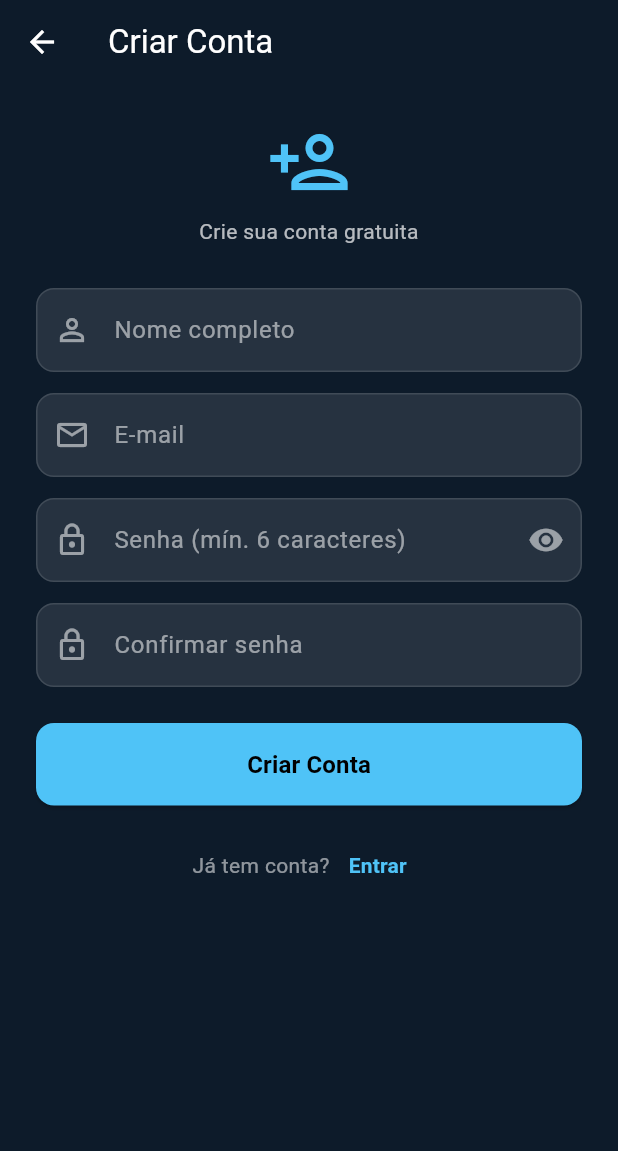
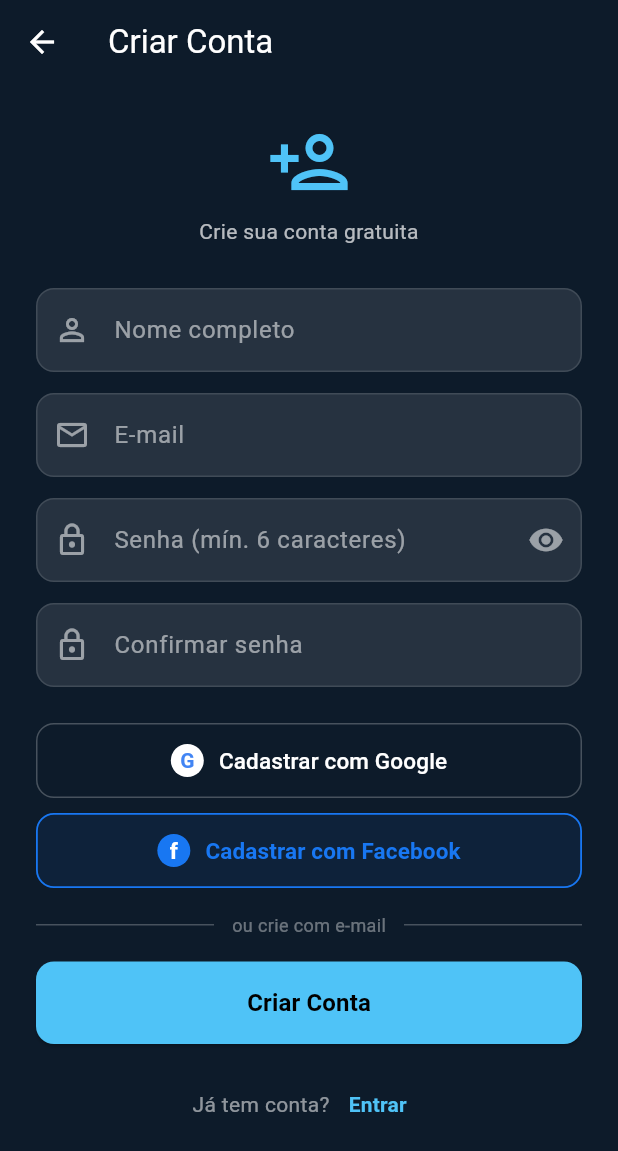
Before and after one commit to alcidesferreiracosta-web/ia-financeiro, a Flutter app: the screen it shows after launch, after a tap on "Criar agora", on a phone screen of 412 x 824 dp. Shown: the top 1151 px of the screen. Run offline on Flutter 3.47's test engine with Material 3 defaults, Android fonts, the phone set to English and light mode, and no system bars; our stand-ins replace cloud_firestore, firebase_auth, firebase_core, google_sign_in; missing offline and left inert: flutter_facebook_auth; accounts and stored records are empty.

Commit message:
feat: adiciona cadastro/login com Google e Facebook nas duas telas
- Cria social_auth.dart com lógica compartilhada
- Adiciona botões Google e Facebook em criar_conta_page
- Corrige login com Facebook (antes abria site, agora usa SDK real)
- Configura AndroidManifest e strings.xml para flutter_facebook_auth

Co-Authored-By: Claude Sonnet 4.6 <noreply@anthropic.com>

```diff
--- a/lib/pages/criar_conta_page.dart
+++ b/lib/pages/criar_conta_page.dart
@@ -1,6 +1,7 @@
 import 'package:flutter/material.dart';
 import 'package:firebase_auth/firebase_auth.dart';
 import 'package:cloud_firestore/cloud_firestore.dart';
+import 'social_auth.dart';
 
 class CriarContaPage extends StatefulWidget {
   const CriarContaPage({super.key});
@@ -16,6 +17,30 @@ class _CriarContaPageState extends State<CriarContaPage> {
   bool _loading = false;
   bool _senhaVisivel = false;
   String? _erro;
+
+  Future<void> _cadastrarGoogle() async {
+    setState(() { _loading = true; _erro = null; });
+    try {
+      final result = await SocialAuth.loginGoogle();
+      if (result == null && mounted) setState(() => _loading = false);
+    } catch (e) {
+      setState(() => _erro = 'Erro ao cadastrar com Google.');
+    } finally {
+      if (mounted) setState(() => _loading = false);
+    }
+  }
+
+  Future<void> _cadastrarFacebook() async {
+    setState(() { _loading = true; _erro = null; });
+    try {
+      final result = await SocialAuth.loginFacebook();
+      if (result == null && mounted) setState(() => _loading = false);
+    } catch (e) {
+      setState(() => _erro = 'Erro ao cadastrar com Facebook.');
+    } finally {
+      if (mounted) setState(() => _loading = false);
+    }
+  }
 
   String _traduzirErro(String code) {
     switch (code) {
@@ -140,6 +165,67 @@ class _CriarContaPageState extends State<CriarContaPage> {
               ],
 
               const SizedBox(height: 24),
+
+              // Botão Google
+              OutlinedButton(
+                onPressed: _loading ? null : _cadastrarGoogle,
+                style: OutlinedButton.styleFrom(
+                  side: const BorderSide(color: Colors.white24),
+                  padding: const EdgeInsets.symmetric(vertical: 14),
+                  shape: RoundedRectangleBorder(borderRadius: BorderRadius.circular(12)),
+                ),
+                child: Row(mainAxisAlignment: MainAxisAlignment.center, children: [
+                  Container(
+                    width: 22, height: 22,
+                    decoration: const BoxDecoration(color: Colors.white, shape: BoxShape.circle),
+                    child: const Center(
+                      child: Text('G', style: TextStyle(
+                          color: Color(0xFF4285F4), fontWeight: FontWeight.bold, fontSize: 14)),
+                    ),
+                  ),
+                  const SizedBox(width: 10),
+                  const Text('Cadastrar com Google',
+                      style: TextStyle(color: Colors.white, fontSize: 15)),
+                ]),
+              ),
+              const SizedBox(height: 10),
+
+              // Botão Facebook
+              OutlinedButton(
+                onPressed: _loading ? null : _cadastrarFacebook,
+                style: OutlinedButton.styleFrom(
+                  side: const BorderSide(color: Color(0xFF1877F2), width: 1.2),
+                  padding: const EdgeInsets.symmetric(vertical: 14),
+                  shape: RoundedRectangleBorder(borderRadius: BorderRadius.circular(12)),
+                  backgroundColor: const Color(0xFF1877F2).withOpacity(0.08),
+                ),
+                child: Row(mainAxisAlignment: MainAxisAlignment.center, children: [
+                  Container(
+                    width: 22, height: 22,
+                    decoration: const BoxDecoration(color: Color(0xFF1877F2), shape: BoxShape.circle),
+                    child: const Center(
+                      child: Text('f', style: TextStyle(
+                          color: Colors.white, fontWeight: FontWeight.bold, fontSize: 15)),
+                    ),
+                  ),
+                  const SizedBox(width: 10),
+                  const Text('Cadastrar com Facebook',
+                      style: TextStyle(color: Color(0xFF1877F2), fontSize: 15,
+                          fontWeight: FontWeight.w600)),
+                ]),
+              ),
+
+              const SizedBox(height: 16),
+              Row(children: [
+                const Expanded(child: Divider(color: Colors.white24)),
+                const Padding(
+                  padding: EdgeInsets.symmetric(horizontal: 12),
+                  child: Text('ou crie com e-mail', style: TextStyle(color: Colors.white38, fontSize: 12)),
+                ),
+                const Expanded(child: Divider(color: Colors.white24)),
+              ]),
+              const SizedBox(height: 16),
+
               ElevatedButton(
                 onPressed: _loading ? null : _criarConta,
                 style: ElevatedButton.styleFrom(
--- a/pubspec.yaml
+++ b/pubspec.yaml
@@ -15,6 +15,7 @@ dependencies:
   google_sign_in: ^6.2.1
   url_launcher: ^6.3.0
   http: ^1.2.0
+  flutter_facebook_auth: ^7.0.0
   intl: ^0.19.0
   cupertino_icons: ^1.0.6
 
```
Also changed, not shown: lib/pages/login_page.dart (+10 -30 lines), lib/pages/social_auth.dart (added, +24 -0 lines), 2 other files.
